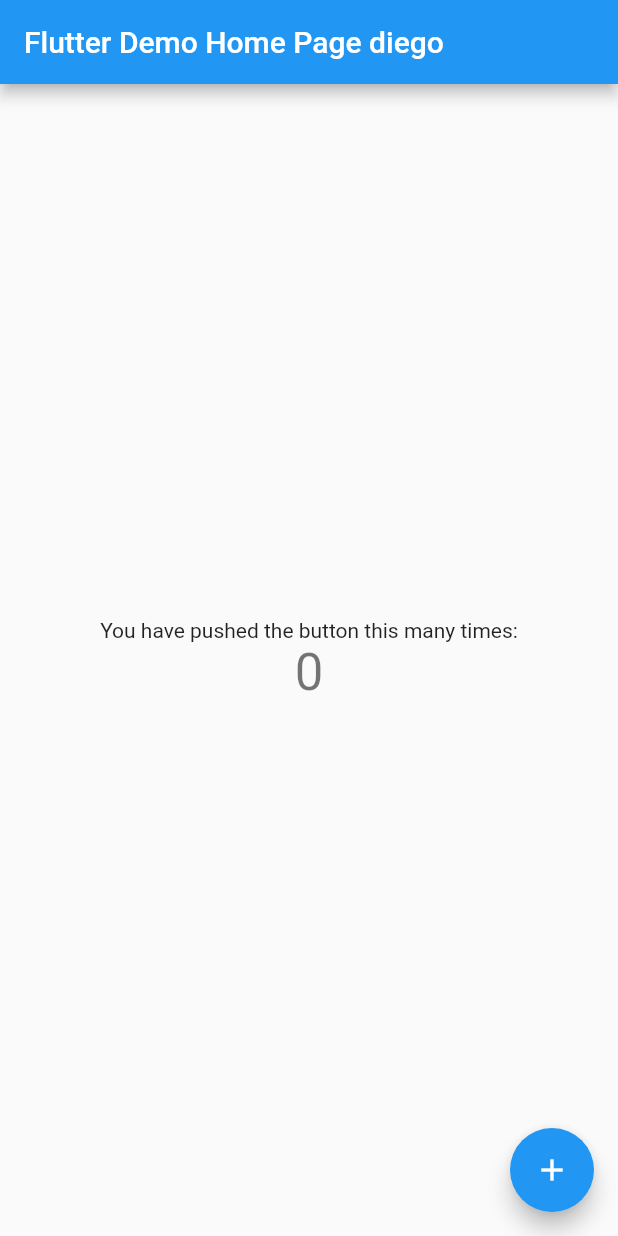
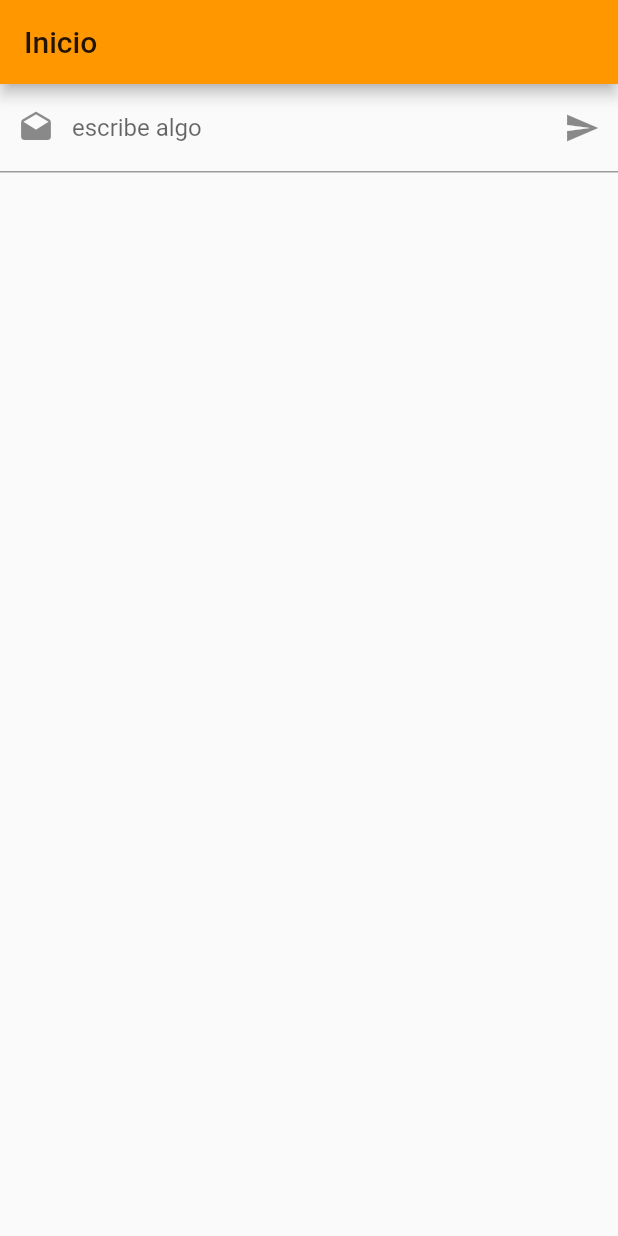
Before and after one commit to diegos99/ProyectoTesis, a Flutter app: the screen it shows after launch, on a phone screen of 412 x 824 dp. Run offline on Flutter 3.47's test engine with Material 2 defaults, Android fonts, the phone set to English and light mode, and no system bars.

Commit message:
uso de texto, inputs, boton, icons y homepage

```diff
--- a/food_delivery/lib/main.dart
+++ b/food_delivery/lib/main.dart
@@ -9,7 +9,7 @@
   @override
   Widget build(BuildContext context) {
     return MaterialApp(
-      title: 'Flutter Demo',
+      title: 'Food Delivery AR Prototype',
       theme: ThemeData(
         // This is the theme of your application.
         //
@@ -20,14 +20,153 @@
         // or simply save your changes to "hot reload" in a Flutter IDE).
         // Notice that the counter didn't reset back to zero; the application
         // is not restarted.
-        primarySwatch: Colors.blue,
+        primarySwatch: Colors.orange,
       ),
-      home: MyHomePage(title: 'Flutter Demo Home Page diego'),
+      home: MyHomePage(), // MyHomePage(title: 'Flutter Demo Home Page'),
     );
   }
 }
 
+// start ----- Original antes del ejercicio de los botones HOME PAGE
+/* class MyHomePage extends StatelessWidget {
+  @override
+  Widget build(BuildContext context) {
+    return Scaffold(
+        appBar: AppBar(
+          title: Text("Inicio"),
+        ),
+        body: testWidget(),);
+  }
+} */
+// end ----- Original antes del ejercicio de los botones HOME PAGE
+
+// start ----- Para el ejercicio de los botones HOME PAGE
 class MyHomePage extends StatefulWidget {
+  const MyHomePage({Key? key}) : super(key: key);
+
+  @override
+  _MyHomePageState createState() => _MyHomePageState();
+}
+
+class _MyHomePageState extends State<MyHomePage> {
+  String text = "";
+
+  void changeText(String text) {
+    this.setState(() {
+      this.text = text;
+    });
+  }
+
+  @override
+  Widget build(BuildContext context) {
+    return Scaffold(
+      appBar: AppBar(
+        title: Text("Inicio"),
+      ),
+      body: Column(
+          children: <Widget>[testWidgetv2(this.changeText), Text(this.text)]),
+    );
+  }
+}
+// end ----- Para el ejercicio de los botones HOME PAGE
+
+// start ----- TEXT WIDGET (Podemos usar este snipett en el body)--> Column(children: <Widget>[TestWidget(),TestWidget()],)
+class TestWidget extends StatelessWidget {
+  @override
+  Widget build(BuildContext context) {
+    return Text("Hello world");
+  }
+}
+// end ----- TEXT WIDGET
+
+// start ----- STATEFUL WIDGET - INPUT
+class TextInputWidget extends StatefulWidget {
+  const TextInputWidget({Key? key}) : super(key: key);
+
+  @override
+  _TextInputWidgetState createState() => _TextInputWidgetState();
+}
+
+class _TextInputWidgetState extends State<TextInputWidget> {
+  final controller = TextEditingController();
+  String text = "";
+
+  @override
+  void dispose() {
+    super.dispose();
+    controller.dispose();
+  }
+
+  void changeText(text) {
+    if (text == "Hola") {
+      controller.clear();
+      text = "";
+    }
+    setState(() {
+      this.text = text;
+    });
+  }
+
+  @override
+  Widget build(BuildContext context) {
+    return Column(children: <Widget>[
+      TextField(
+        controller: this.controller,
+        decoration: InputDecoration(
+            prefixIcon: Icon(Icons.drafts), labelText: "escribe algo"),
+        onChanged: (text) => changeText(text),
+      ),
+      Text(this.text)
+    ]);
+  }
+}
+// end ----- STATEFUL WIDGET - INPUT
+
+// start ----- STATEFUL WIDGET - INPUT WITH BUTTON
+class testWidgetv2 extends StatefulWidget {
+  //const testWidgetv2({ Key? key }) : super(key: key);
+  final Function(String) callback;
+  testWidgetv2(this.callback);
+
+  @override
+  _testWidgetv2State createState() => _testWidgetv2State();
+}
+
+class _testWidgetv2State extends State<testWidgetv2> {
+  final controller = TextEditingController();
+
+  @override
+  void dispose() {
+    super.dispose();
+    controller.dispose();
+  }
+
+  void click() {
+    widget.callback(controller.text);
+    controller.clear();
+  }
+
+  @override
+  Widget build(BuildContext context) {
+    return TextField(
+      controller: this.controller,
+      decoration: InputDecoration(
+          prefixIcon: Icon(Icons.drafts),
+          labelText: "escribe algo",
+          suffixIcon: IconButton(
+            icon: Icon(Icons.send),
+            splashColor: Colors.blue,
+            tooltip: "Mensaje de envío",
+            onPressed: this.click,
+          )),
+    );
+  }
+}
+// end ----- STATEFUL WIDGET - INPUT WITH BUTTON
+
+
+
+/* class MyHomePage extends StatefulWidget {
   MyHomePage({Key? key, required this.title}) : super(key: key);
 
   // This widget is the home page of your application. It is stateful, meaning
@@ -111,3 +250,4 @@
     );
   }
 }
+ */
```
